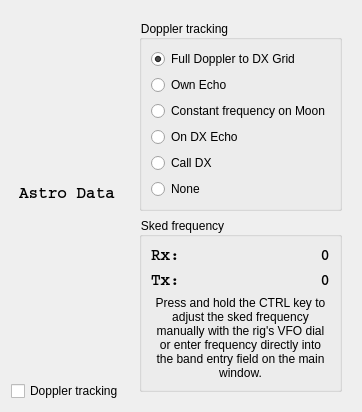
Old version of the form widgets/astro.ui in the repository kareiva/wsjtz.
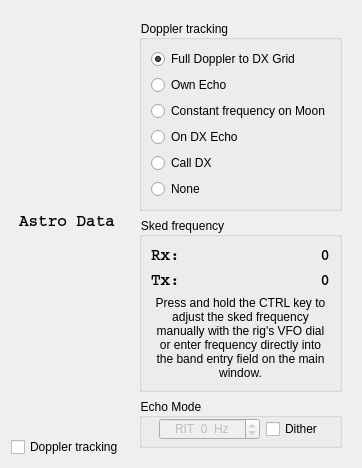
New version of the form.

```diff
--- a/widgets/astro.ui
+++ b/widgets/astro.ui
@@ -7,7 +7,7 @@
     <x>0</x>
     <y>0</y>
     <width>359</width>
-    <height>342</height>
+    <height>401</height>
    </rect>
   </property>
   <property name="sizePolicy">
@@ -202,6 +202,76 @@
         </layout>
        </widget>
       </item>
+      <item>
+       <widget class="QGroupBox" name="groupBox_2">
+        <property name="minimumSize">
+         <size>
+          <width>0</width>
+          <height>50</height>
+         </size>
+        </property>
+        <property name="title">
+         <string>Echo Mode</string>
+        </property>
+        <widget class="QWidget" name="">
+         <property name="geometry">
+          <rect>
+           <x>20</x>
+           <y>20</y>
+           <width>164</width>
+           <height>22</height>
+          </rect>
+         </property>
+         <layout class="QHBoxLayout" name="horizontalLayout_2">
+          <item>
+           <widget class="QSpinBox" name="sbRIT">
+            <property name="enabled">
+             <bool>false</bool>
+            </property>
+            <property name="alignment">
+             <set>Qt::AlignCenter</set>
+            </property>
+            <property name="suffix">
+             <string>  Hz</string>
+            </property>
+            <property name="prefix">
+             <string>RIT  </string>
+            </property>
+            <property name="minimum">
+             <number>-20000</number>
+            </property>
+            <property name="maximum">
+             <number>20000</number>
+            </property>
+            <property name="singleStep">
+             <number>100</number>
+            </property>
+           </widget>
+          </item>
+          <item>
+           <spacer name="horizontalSpacer">
+            <property name="orientation">
+             <enum>Qt::Horizontal</enum>
+            </property>
+            <property name="sizeHint" stdset="0">
+             <size>
+              <width>40</width>
+              <height>20</height>
+             </size>
+            </property>
+           </spacer>
+          </item>
+          <item>
+           <widget class="QCheckBox" name="cbDither">
+            <property name="text">
+             <string>Dither</string>
+            </property>
+           </widget>
+          </item>
+         </layout>
+        </widget>
+       </widget>
+      </item>
       <item>
        <spacer name="verticalSpacer_2">
         <property name="orientation">
```
Left out of the diff: 8 changed lines with no effect on the pictures.
